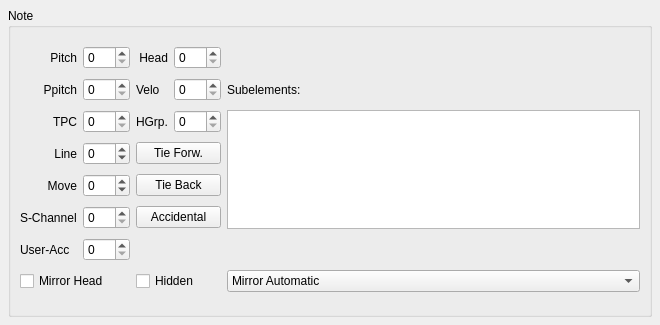
This is mscore/mscore/note.ui in musescore/musescore-old as Qt 5 draws it before an edit. The edited form follows.
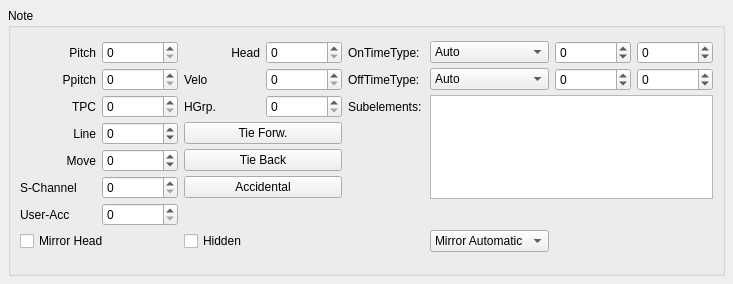
This is the edited form.

```diff
--- a/mscore/mscore/note.ui
+++ b/mscore/mscore/note.ui
@@ -6,8 +6,8 @@
    <rect>
     <x>0</x>
     <y>0</y>
-    <width>660</width>
-    <height>325</height>
+    <width>733</width>
+    <height>284</height>
    </rect>
   </property>
   <property name="windowTitle">
@@ -102,9 +102,6 @@
         </property>
        </widget>
       </item>
-      <item row="2" column="4" rowspan="4">
-       <widget class="QListWidget" name="fingering"/>
-      </item>
       <item row="3" column="0">
        <widget class="QLabel" name="label_3">
         <property name="text">
@@ -216,13 +213,6 @@
         </property>
        </widget>
       </item>
-      <item row="1" column="4">
-       <widget class="QLabel" name="label_10">
-        <property name="text">
-         <string notr="true" comment="do not translate">Subelements:</string>
-        </property>
-       </widget>
-      </item>
       <item row="1" column="1">
        <widget class="QSpinBox" name="ppitch">
         <property name="maximum">
@@ -244,7 +234,109 @@
         </property>
        </widget>
       </item>
-      <item row="7" column="4">
+      <item row="0" column="4">
+       <widget class="QLabel" name="label_12">
+        <property name="text">
+         <string>OnTimeType:</string>
+        </property>
+       </widget>
+      </item>
+      <item row="0" column="5">
+       <widget class="QComboBox" name="onTimeType">
+        <item>
+         <property name="text">
+          <string>Auto</string>
+         </property>
+        </item>
+        <item>
+         <property name="text">
+          <string>User</string>
+         </property>
+        </item>
+        <item>
+         <property name="text">
+          <string>Offset</string>
+         </property>
+        </item>
+       </widget>
+      </item>
+      <item row="0" column="6">
+       <widget class="QSpinBox" name="onTimeOffset">
+        <property name="minimum">
+         <number>-999999</number>
+        </property>
+        <property name="maximum">
+         <number>999999</number>
+        </property>
+       </widget>
+      </item>
+      <item row="0" column="7">
+       <widget class="QSpinBox" name="onTimeUserOffset">
+        <property name="minimum">
+         <number>-999999</number>
+        </property>
+        <property name="maximum">
+         <number>999999</number>
+        </property>
+       </widget>
+      </item>
+      <item row="1" column="4">
+       <widget class="QLabel" name="label_13">
+        <property name="text">
+         <string>OffTimeType:</string>
+        </property>
+       </widget>
+      </item>
+      <item row="1" column="5">
+       <widget class="QComboBox" name="offTimeType">
+        <item>
+         <property name="text">
+          <string>Auto</string>
+         </property>
+        </item>
+        <item>
+         <property name="text">
+          <string>User</string>
+         </property>
+        </item>
+        <item>
+         <property name="text">
+          <string>Offset</string>
+         </property>
+        </item>
+       </widget>
+      </item>
+      <item row="1" column="6">
+       <widget class="QSpinBox" name="offTimeOffset">
+        <property name="minimum">
+         <number>-999999</number>
+        </property>
+        <property name="maximum">
+         <number>999999</number>
+        </property>
+       </widget>
+      </item>
+      <item row="1" column="7">
+       <widget class="QSpinBox" name="offTimeUserOffset">
+        <property name="minimum">
+         <number>-999999</number>
+        </property>
+        <property name="maximum">
+         <number>999999</number>
+        </property>
+       </widget>
+      </item>
+      <item row="2" column="4">
+       <widget class="QLabel" name="label_10">
+        <property name="text">
+         <string notr="true" comment="do not translate">Subelements:</string>
+        </property>
+       </widget>
+      </item>
+      <item row="2" column="5" rowspan="4" colspan="3">
+       <widget class="QListWidget" name="fingering"/>
+      </item>
+      <item row="7" column="5">
        <widget class="QComboBox" name="userMirror">
         <item>
          <property name="text">
```
